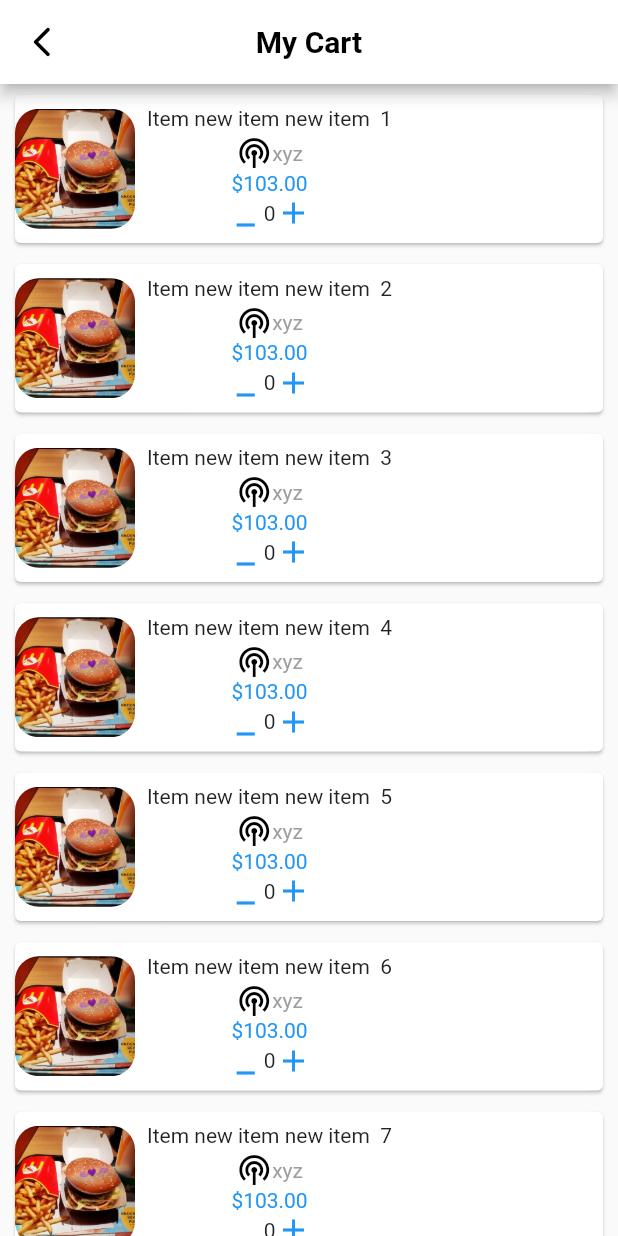
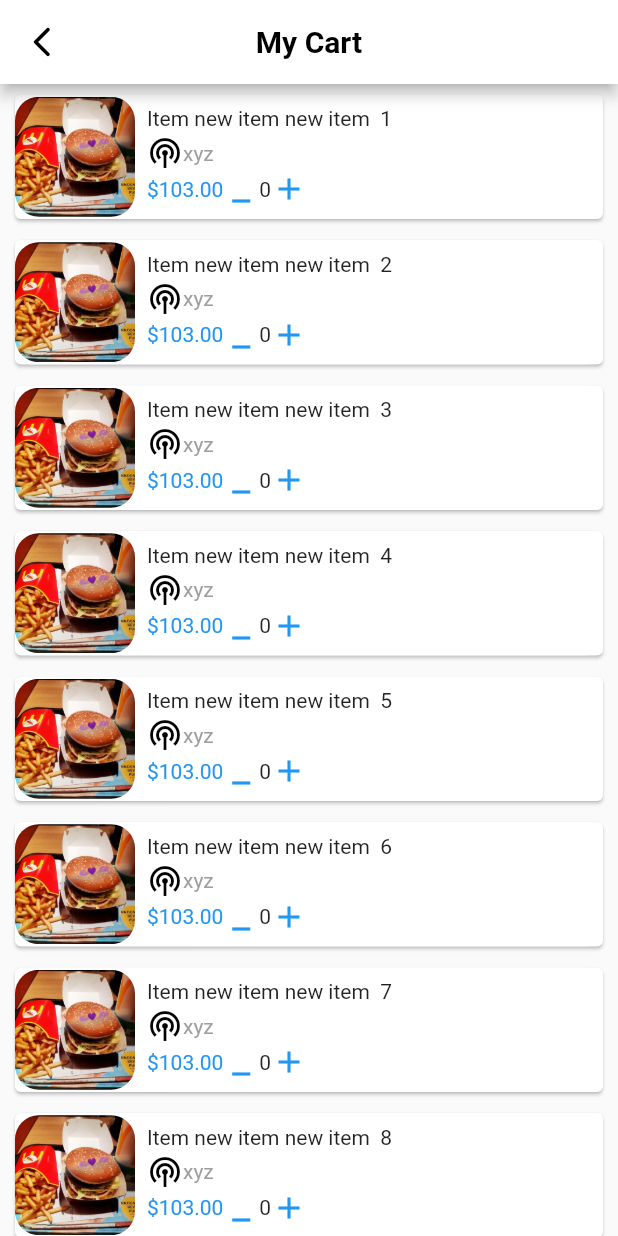
Before and after one commit to EmanElsabagh/a3, a Flutter app: the screen it shows after launch, on a phone screen of 412 x 824 dp. Run offline on Flutter 3.47's test engine with Material 2 defaults, Android fonts, the phone set to English and light mode, and no system bars.

```diff
--- a/lib/featues/a6.presentation/a6.dart
+++ b/lib/featues/a6.presentation/a6.dart
@@ -38,7 +38,7 @@ class _A6State extends State<A6> {
                     Padding(
                       padding: const EdgeInsets.all(8.0),
                       child: Column(
-                        mainAxisAlignment: MainAxisAlignment.start,
+                        crossAxisAlignment: CrossAxisAlignment.start,
                         children: [
                           Text("Item new item new item  ${index+1}"),
                           SizedBox(height: 3.0,),
@@ -49,15 +49,21 @@ class _A6State extends State<A6> {
                               Text("xyz",style: TextStyle(color: Colors.grey),),
                             ],
                           ),
-                          const Text("\$103.00",style: TextStyle(color: Colors.blue),),
-                         const Row(
-                           mainAxisAlignment: MainAxisAlignment.end,
+                         const  Row(
+                           mainAxisAlignment: MainAxisAlignment.spaceBetween,
                             children: [
-                              Icon(Icons.minimize,color: Colors.blue,),
-                              Text("0"),
-                              Icon(Icons.add,color: Colors.blue,),
+                              const Text("\$103.00",style: TextStyle(color: Colors.blue),),
+                              Row(
+                                mainAxisAlignment: MainAxisAlignment.end,
+                                children: [
+                                  Icon(Icons.minimize,color: Colors.blue,),
+                                  Text("0"),
+                                  Icon(Icons.add,color: Colors.blue,),
+                                ],
+                              ),
                             ],
                           ),
+
                         ],
                       ),
                     ),
```
